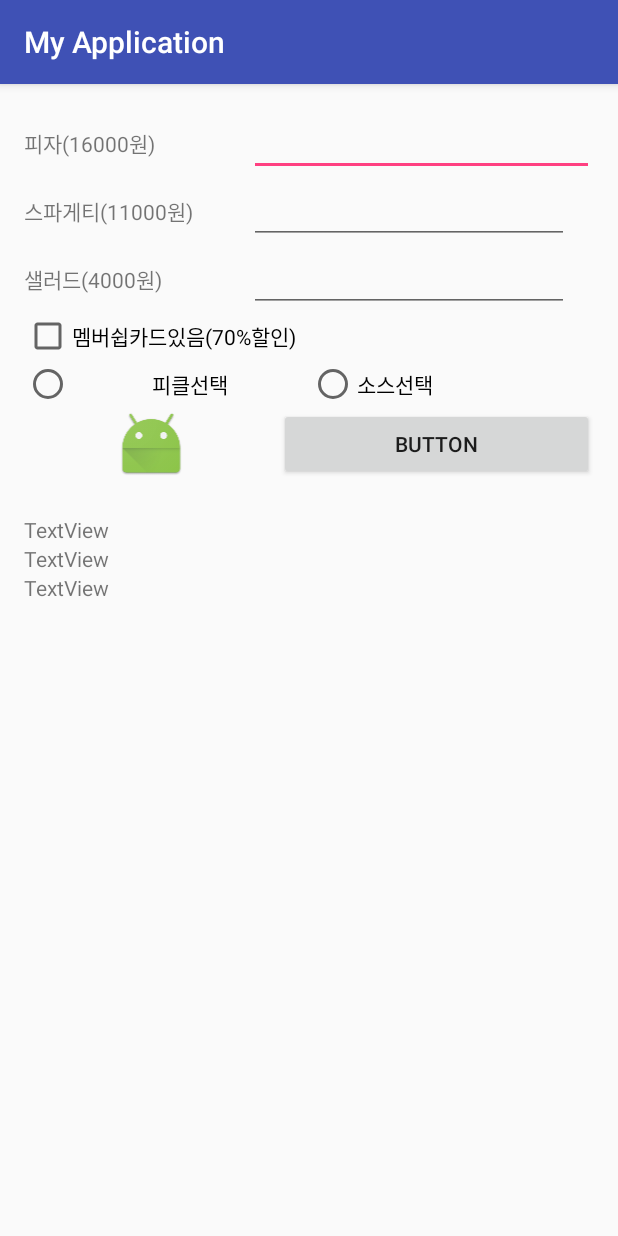
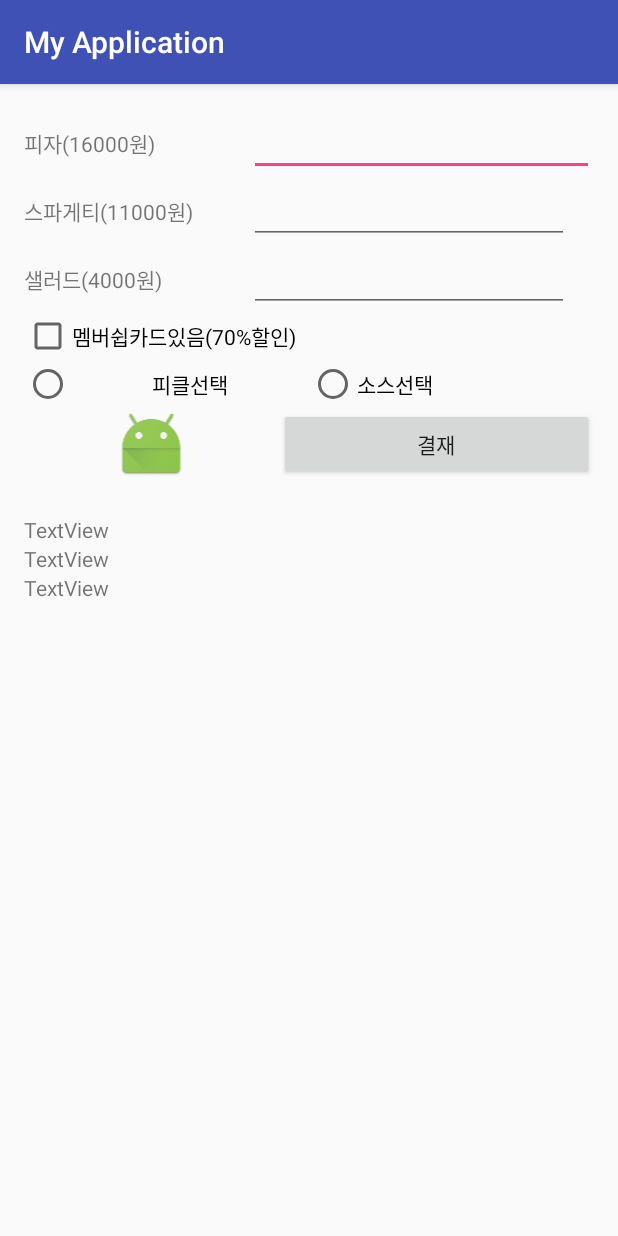
Before and after one commit to ccc3132/Android_PizzaOrder, an Android app: the screen it shows after launch (MainActivity), on a phone screen of 412 x 824 dp. Run offline under Robolectric (Android 15) with nearby library versions, the phone set to English and light mode, and no system bars.

Commit message:
작업완성전 처음 생성

```diff
--- a/app/src/main/res/layout/activity_main.xml
+++ b/app/src/main/res/layout/activity_main.xml
@@ -110,11 +110,12 @@
             android:layout_weight="1" />
 
         <Button
-            android:text="Button"
+            android:text="결재"
             android:layout_width="wrap_content"
             android:layout_height="wrap_content"
             android:id="@+id/button2"
             android:layout_weight="1" />
+
     </LinearLayout>
 
     <TextView
--- a/build.gradle
+++ b/build.gradle
@@ -5,7 +5,7 @@ buildscript {
         jcenter()
     }
     dependencies {
-        classpath 'com.android.tools.build:gradle:2.2.1'
+        classpath 'com.android.tools.build:gradle:2.2.2'
 
         // NOTE: Do not place your application dependencies here; they belong
         // in the individual module build.gradle files
```
